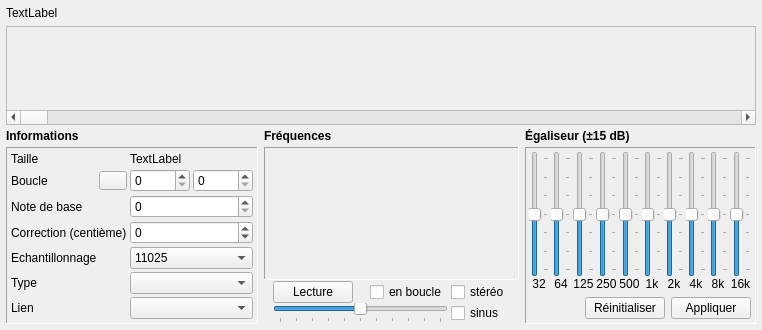
Qt form trunk/pages/page_smpl.ui (davy7125/polyphone) before a commit.
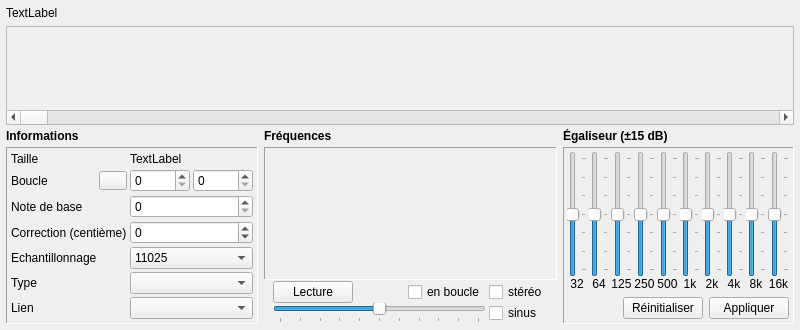
The same form after that commit. Icons and pictures are not drawn. Custom widgets are drawn as their Qt base class.

```diff
--- a/trunk/pages/page_smpl.ui
+++ b/trunk/pages/page_smpl.ui
@@ -6,7 +6,7 @@
    <rect>
     <x>0</x>
     <y>0</y>
-    <width>762</width>
+    <width>800</width>
     <height>330</height>
    </rect>
   </property>
```
Left out of the diff: 50 changed lines with no effect on the pictures.
